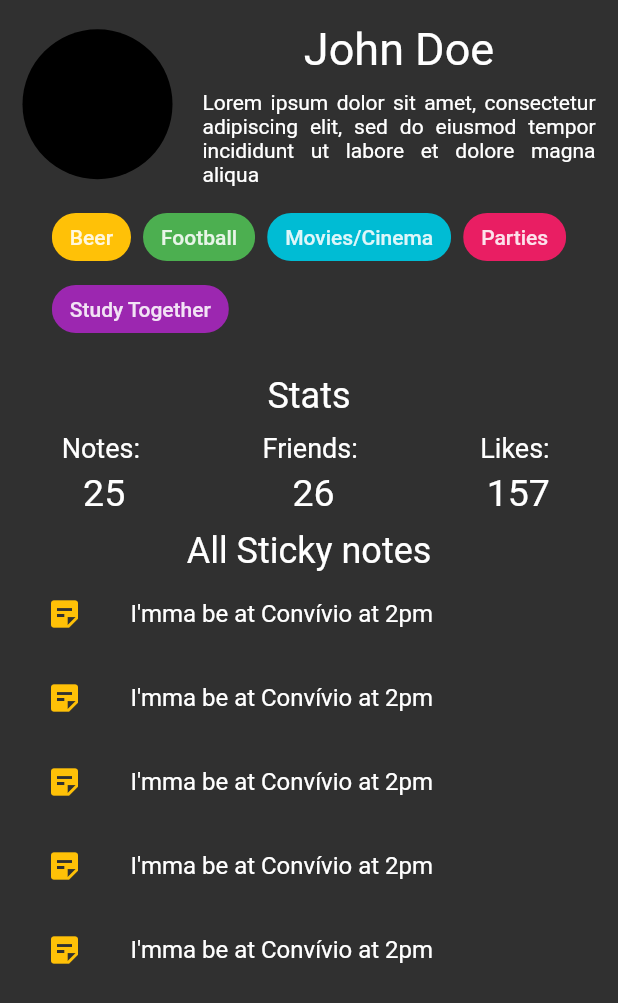
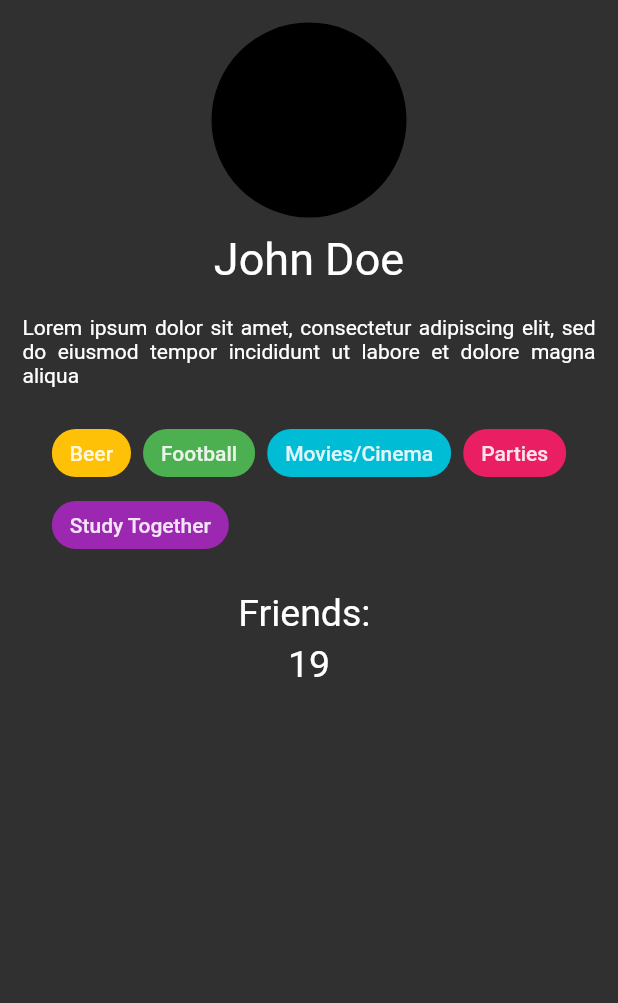
Before and after one commit to SamuTheCoder/StickTogether, a Flutter app: the ProfilePage widget shown alone on an empty page, opened directly, on a phone screen of 412 x 824 dp. Shown: the top 1003 px of the screen. Run offline on Flutter 3.47's test engine with Material 2 defaults, Android fonts, the phone set to English and light mode, and no system bars; our stand-ins replace flutter_map, latlong2.

Commit message:
Profile page done

```diff
--- a/stick_together_app/lib/profile.dart
+++ b/stick_together_app/lib/profile.dart
@@ -1,59 +1,44 @@
 import 'package:flutter/foundation.dart';
 import 'package:flutter/material.dart';
 
-class ProfilePage extends StatelessWidget {
+class ProfilePage extends StatefulWidget {
   const ProfilePage({super.key});
 
   @override
+  State<ProfilePage> createState() => _ProfilePageState();
+}
+
+class _ProfilePageState extends State<ProfilePage> {
+  @override
   Widget build(BuildContext context) {
-    final List<Text> notes = [
-      Text("I'mma be at Convívio at 2pm"),
-      Text("I'mma be at Convívio at 2pm"),
-      Text("I'mma be at Convívio at 2pm"),
-      Text("I'mma be at Convívio at 2pm"),
-      Text("I'mma be at Convívio at 2pm"),
-    ];
-    return Scaffold(
-      body: LayoutBuilder(
-          builder: (BuildContext context, BoxConstraints constraints) {
-        final double maxWidth = constraints.maxWidth * 0.8;
     return Container(
-          margin: const EdgeInsets.all(15.0),
+      margin: EdgeInsets.all(15.0),
       child: Column(children: [
-            Row(
-              mainAxisAlignment: MainAxisAlignment.spaceEvenly,
-              children: [
-                const Align(
+        Align(
           alignment: Alignment.topCenter,
           child: CircleAvatar(
-                    radius: 50.0,
+            radius: 65.0,
             backgroundImage: null,
           ),
         ),
-                const SizedBox(
-                  width: 20.0,
+        SizedBox(
+          height: 10,
         ),
-                Flexible(
-                  child: Column(
-                      crossAxisAlignment: CrossAxisAlignment.start,
-                      children: const [
+        Column(crossAxisAlignment: CrossAxisAlignment.start, children: [
           Center(
               child: Text(
             "John Doe",
             style: TextStyle(fontSize: 30.0),
           )),
           SizedBox(
-                          height: 10.0,
+            height: 20.0,
           ),
           Text(
               "Lorem ipsum dolor sit amet, consectetur adipiscing elit, sed do eiusmod tempor incididunt ut labore et dolore magna aliqua",
               textAlign: TextAlign.justify),
         ]),
-                ),
-              ],
-            ),
-            const SizedBox(
-              height: 10.0,
+        SizedBox(
+          height: 20,
         ),
         Row(
           mainAxisAlignment: MainAxisAlignment.center,
@@ -66,23 +51,23 @@ class ProfilePage extends StatelessWidget {
                       spacing: 8.0,
                       direction: Axis.horizontal,
                       children: [
-                            const Chip(
+                        Chip(
                           label: Text("Beer"),
                           backgroundColor: Colors.amber,
                         ),
-                            const Chip(
+                        Chip(
                           label: Text("Football"),
                           backgroundColor: Colors.green,
                         ),
-                            const Chip(
+                        Chip(
                           label: Text("Movies/Cinema"),
                           backgroundColor: Colors.cyan,
                         ),
-                            const Chip(
+                        Chip(
                           label: Text("Parties"),
                           backgroundColor: Colors.pink,
                         ),
-                            const Chip(
+                        Chip(
                           label: Text("Study Together"),
                           backgroundColor: Colors.purple,
                         ),
@@ -92,101 +77,25 @@ class ProfilePage extends StatelessWidget {
             )
           ],
         ),
-            const SizedBox(
+        SizedBox(
           height: 20.0,
         ),
         Column(
           children: [
-                const Text(
-                  "Stats",
-                  style: TextStyle(fontSize: 24.0),
-                ),
-                const SizedBox(
-                  height: 10.0,
-                ),
-                Row(
-                  mainAxisAlignment: MainAxisAlignment.spaceEvenly,
-                  children: [
-                    Column(
-                      children: [
-                        const Text(
-                          "Notes: ",
-                          style: TextStyle(fontSize: 18.0),
+            Text(
+              "Friends: ",
+              style: TextStyle(fontSize: 25.0),
             ),
             SizedBox(
               height: 5.0,
             ),
             Text(
-                          "25",
+              "19",
               style: TextStyle(fontSize: 25.0),
             )
           ],
         ),
-                    SizedBox(
-                      width: 25.0,
-                    ),
-                    Column(
-                      children: [
-                        const Text(
-                          "Friends: ",
-                          style: TextStyle(fontSize: 18.0),
-                        ),
-                        SizedBox(
-                          height: 5.0,
-                        ),
-                        Text(
-                          "26",
-                          style: TextStyle(fontSize: 25.0),
-                        )
-                      ],
-                    ),
-                    SizedBox(
-                      width: 25.0,
-                    ),
-                    Column(
-                      children: [
-                        const Text(
-                          "Likes: ",
-                          style: TextStyle(fontSize: 18.0),
-                        ),
-                        SizedBox(
-                          height: 5.0,
-                        ),
-                        Text(
-                          "157",
-                          style: TextStyle(fontSize: 25.0),
-                        )
-                      ],
-                    )
-                  ],
-                )
-              ],
-            ),
-            SizedBox(
-              height: 10.0,
-            ),
-            Text(
-              "All Sticky notes",
-              style: TextStyle(fontSize: 24.0),
-            ),
-            Expanded(
-              child: ListView.builder(
-                itemCount: notes.length,
-                itemBuilder: (BuildContext context, int index) {
-                  Text note = notes[index];
-                  return ListTile(
-                    leading: const Icon(
-                      Icons.sticky_note_2,
-                      color: Colors.amber,
-                    ),
-                    title: note,
-                  );
-                },
-              ),
-            ),
       ]),
-        );
-      }),
     );
   }
 }
```
Lines whose indentation alone changed are shown as unchanged.
